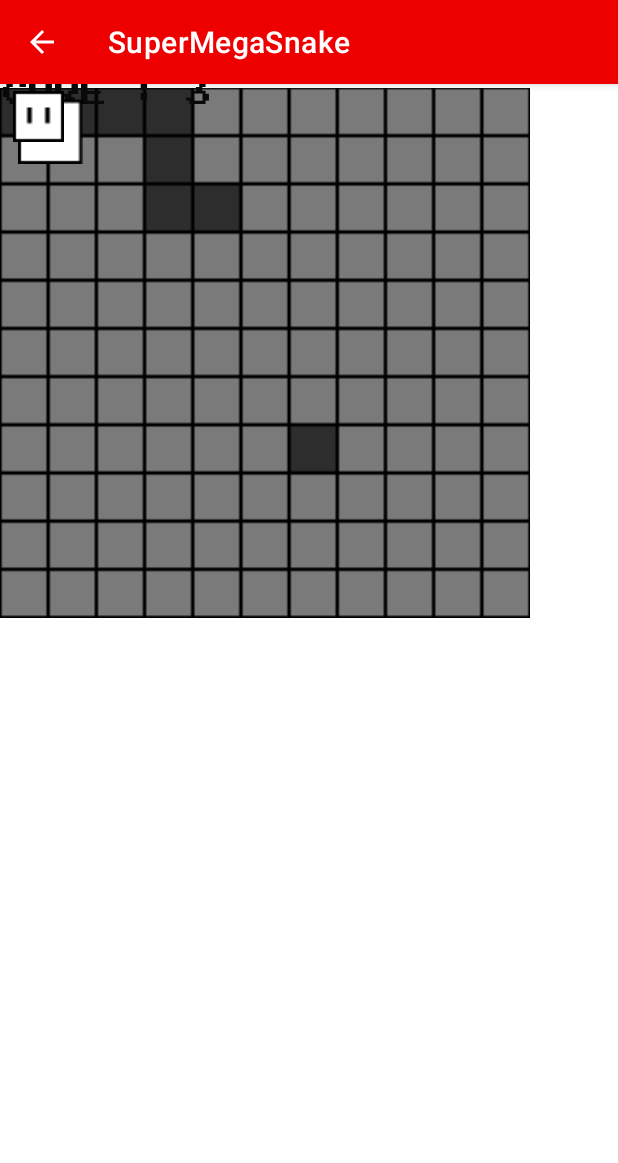
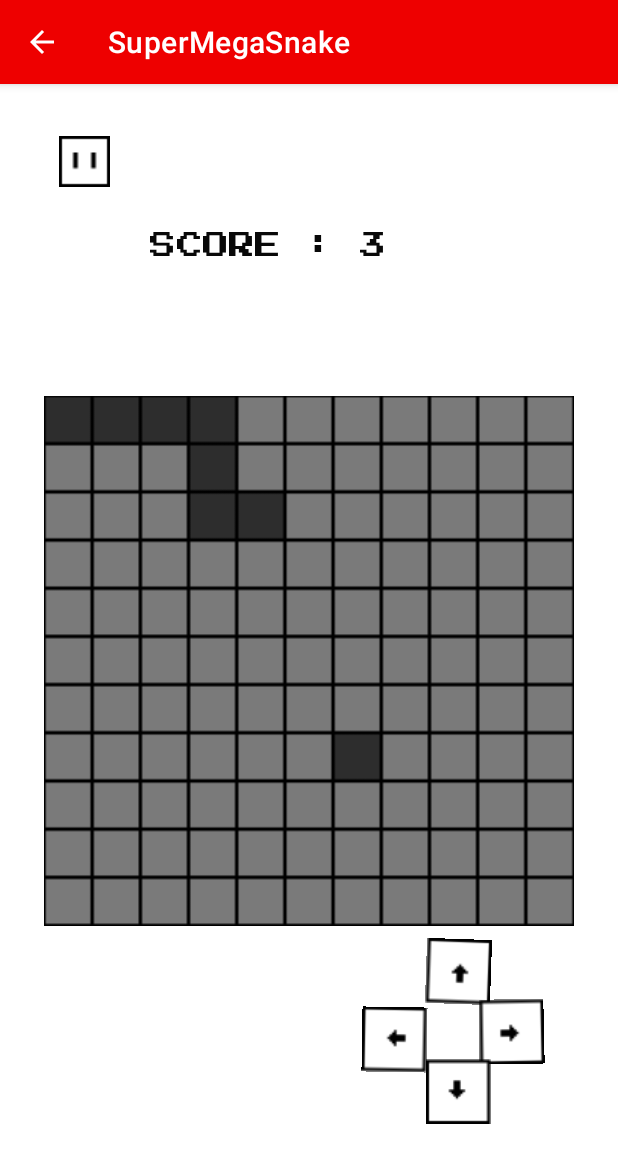
Before and after one commit to rachmiroff/super-mega-snake-android, an Android app: the SinglePlayerGameActivity screen opened directly, with no data from a screen before it, on a phone screen of 412 x 824 dp. Shown: the top 1163 px of the screen. Run offline under Robolectric (Android 15) with nearby library versions, the phone set to English and light mode, and no system bars.

Commit message:
Update the font and style

```diff
--- a/app/src/main/res/font/press_start_2p.xml
+++ /dev/null
@@ -1,7 +0,0 @@
-<?xml version="1.0" encoding="utf-8"?>
-<font-family xmlns:app="http://schemas.android.com/apk/res-auto"
-        app:fontProviderAuthority="com.google.android.gms.fonts"
-        app:fontProviderPackage="com.google.android.gms"
-        app:fontProviderQuery="Press Start 2P"
-        app:fontProviderCerts="@array/com_google_android_gms_fonts_certs">
-</font-family>
--- a/app/src/main/res/layout/activity_single_player_game.xml
+++ b/app/src/main/res/layout/activity_single_player_game.xml
@@ -7,71 +7,98 @@
     tools:context=".SinglePlayerGameActivity">
 
     <ImageButton
-        android:id="@+id/up_button"
+        android:id="@+id/upButton"
         android:layout_width="wrap_content"
         android:layout_height="wrap_content"
+        android:layout_marginStart="284dp"
+        android:layout_marginTop="570dp"
+        android:background="#00FFFFFF"
         android:backgroundTint="#00FFFFFF"
         android:rotation="182"
-        app:srcCompat="@drawable/down_button"
-        tools:layout_editor_absoluteX="256dp"
-        tools:layout_editor_absoluteY="567dp" />
+        app:layout_constraintStart_toStartOf="parent"
+        app:layout_constraintTop_toTopOf="parent"
+        app:srcCompat="@drawable/down_button" />
 
     <ImageButton
-        android:id="@+id/left_button"
+        android:id="@+id/leftButton"
         android:layout_width="wrap_content"
         android:layout_height="wrap_content"
+        android:layout_marginStart="194dp"
+        android:layout_marginTop="615dp"
+        android:layout_marginEnd="80dp"
+        android:background="#00FFFFFF"
         android:backgroundTint="#00FFFFFF"
         android:rotation="91"
-        app:srcCompat="@drawable/down_button"
-        tools:layout_editor_absoluteX="205dp"
-        tools:layout_editor_absoluteY="607dp" />
-
-    <ImageButton
-        android:id="@+id/right_button"
-        android:layout_width="wrap_content"
-        android:layout_height="wrap_content"
-        android:backgroundTint="#00FFFFFF"
-        android:rotation="-91"
-        app:srcCompat="@drawable/down_button"
-        tools:layout_editor_absoluteX="305dp"
-        tools:layout_editor_absoluteY="607dp" />
+        app:layout_constraintEnd_toEndOf="parent"
+        app:layout_constraintStart_toStartOf="parent"
+        app:layout_constraintTop_toTopOf="parent"
+        app:srcCompat="@drawable/down_button" />
 
     <ImageView
-        android:id="@+id/game_field"
+        android:id="@+id/gameField"
         android:layout_width="353dp"
         android:layout_height="358dp"
-        app:srcCompat="@drawable/game_field"
-        tools:layout_editor_absoluteX="28dp"
-        tools:layout_editor_absoluteY="180dp" />
+        android:layout_marginStart="26dp"
+        android:layout_marginTop="143dp"
+        android:layout_marginEnd="26dp"
+        android:layout_marginBottom="143dp"
+        app:layout_constraintBottom_toBottomOf="parent"
+        app:layout_constraintEnd_toEndOf="parent"
+        app:layout_constraintStart_toStartOf="parent"
+        app:layout_constraintTop_toTopOf="parent"
+        app:srcCompat="@drawable/game_field" />
 
     <TextView
         android:id="@+id/score"
         android:layout_width="wrap_content"
         android:layout_height="wrap_content"
+        android:layout_marginStart="116dp"
+        android:layout_marginTop="101dp"
         android:drawableTint="#101010"
-        android:fontFamily="@font/press_start_2p"
+        android:fontFamily="@font/press2pstart"
         android:scaleX="1.25"
         android:scaleY="1.25"
         android:text="SCORE : 3"
         android:textColor="#090909"
-        tools:layout_editor_absoluteX="142dp"
-        tools:layout_editor_absoluteY="130dp" />
+        app:layout_constraintStart_toStartOf="parent"
+        app:layout_constraintTop_toTopOf="parent" />
 
     <ImageButton
-        android:id="@+id/down_button"
+        android:id="@+id/pauseButton"
+        android:layout_width="51dp"
+        android:layout_height="43dp"
+        android:layout_marginStart="30dp"
+        android:layout_marginTop="30dp"
+        android:layout_marginEnd="330dp"
+        android:backgroundTint="#00FFFFFF"
+        app:layout_constraintEnd_toEndOf="parent"
+        app:layout_constraintStart_toStartOf="parent"
+        app:layout_constraintTop_toTopOf="parent"
+        app:srcCompat="@drawable/pause_button" />
+
+    <ImageButton
+        android:id="@+id/rightButton"
         android:layout_width="wrap_content"
         android:layout_height="wrap_content"
-        android:backgroundTint="#00FFFFFF"
-        app:srcCompat="@drawable/down_button"
-        tools:layout_editor_absoluteX="256dp"
-        tools:layout_editor_absoluteY="637dp" />
+        android:layout_marginStart="310dp"
+        android:layout_marginTop="610dp"
+        android:layout_marginEnd="40dp"
+        android:background="#00FFFFFF"
+        android:rotation="269"
+        android:rotationX="4"
+        app:layout_constraintEnd_toEndOf="parent"
+        app:layout_constraintStart_toStartOf="parent"
+        app:layout_constraintTop_toTopOf="parent"
+        app:srcCompat="@drawable/down_button" />
 
     <ImageButton
-        android:id="@+id/pause_button"
-        android:layout_width="51dp"
-        android:layout_height="43dp"
-        android:backgroundTint="#00FFFFFF"
-        app:srcCompat="@drawable/pause_button"
-        tools:layout_editor_absoluteX="28dp"
-        tools:layout_editor_absoluteY="38dp" />
+        android:id="@+id/downButton"
+        android:layout_width="wrap_content"
+        android:layout_height="wrap_content"
+        android:layout_marginStart="284dp"
+        android:layout_marginTop="650dp"
+        android:background="#00FFFFFF"
+        app:layout_constraintStart_toStartOf="parent"
+        app:layout_constraintTop_toTopOf="parent"
+        app:srcCompat="@drawable/down_button" />
 </androidx.constraintlayout.widget.ConstraintLayout>
```
Also changed, not shown: app/src/main/res/font/press2pstart.ttf (added).
